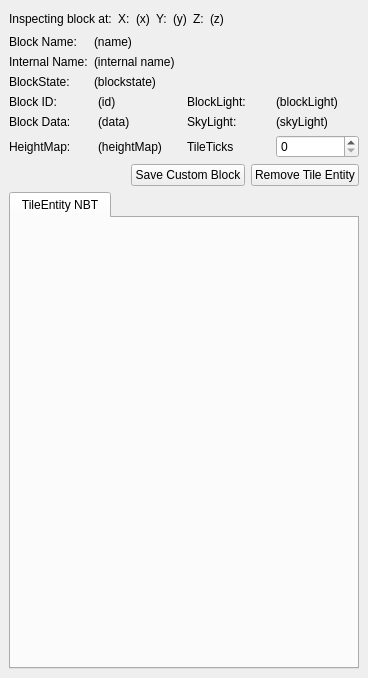
First picture: the form in src/mcedit2/ui/inspector.ui, repository mcedit/mcedit2, before the edit.
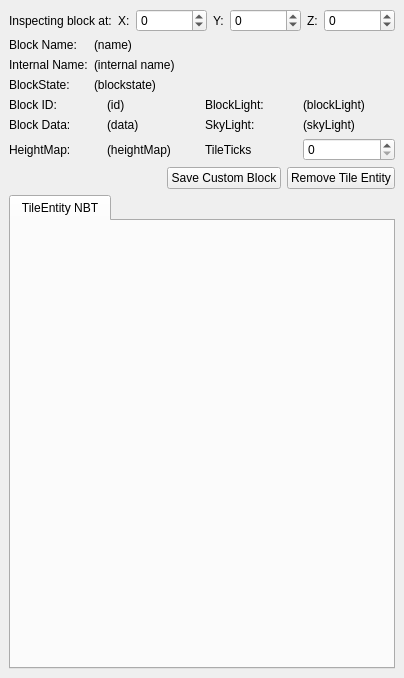
Second picture: the form after the edit. Custom widgets are drawn as their Qt base class.

Commit message: Add coordinate inputs to block inspector

The edit to the form file:
```diff
--- a/src/mcedit2/ui/inspector.ui
+++ b/src/mcedit2/ui/inspector.ui
@@ -41,9 +41,12 @@
           </widget>
          </item>
          <item>
-          <widget class="QLabel" name="blockXLabel">
-           <property name="text">
-            <string>(x)</string>
+          <widget class="QSpinBox" name="blockXSpinBox">
+           <property name="minimum">
+            <number>-2147483647</number>
+           </property>
+           <property name="maximum">
+            <number>2147483647</number>
            </property>
           </widget>
          </item>
@@ -55,9 +58,12 @@
           </widget>
          </item>
          <item>
-          <widget class="QLabel" name="blockYLabel">
-           <property name="text">
-            <string>(y)</string>
+          <widget class="QSpinBox" name="blockYSpinBox">
+           <property name="minimum">
+            <number>-2147483647</number>
+           </property>
+           <property name="maximum">
+            <number>2147483647</number>
            </property>
           </widget>
          </item>
@@ -69,9 +75,12 @@
           </widget>
          </item>
          <item>
-          <widget class="QLabel" name="blockZLabel">
-           <property name="text">
-            <string>(z)</string>
+          <widget class="QSpinBox" name="blockZSpinBox">
+           <property name="minimum">
+            <number>-2147483647</number>
+           </property>
+           <property name="maximum">
+            <number>2147483647</number>
            </property>
           </widget>
          </item>
```
The commit also changes 1 other file.
